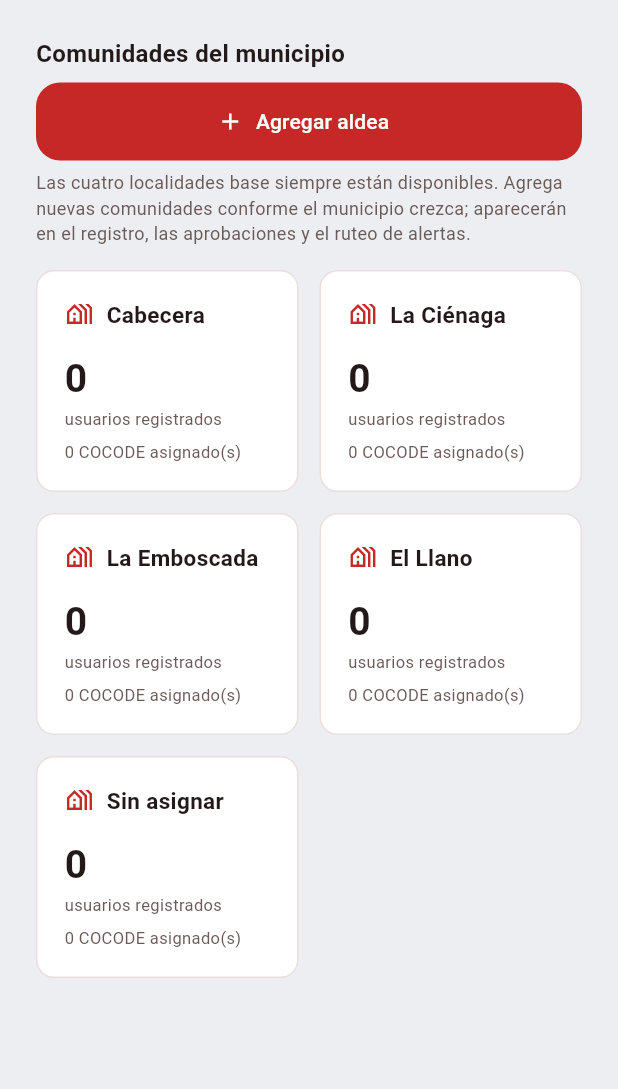
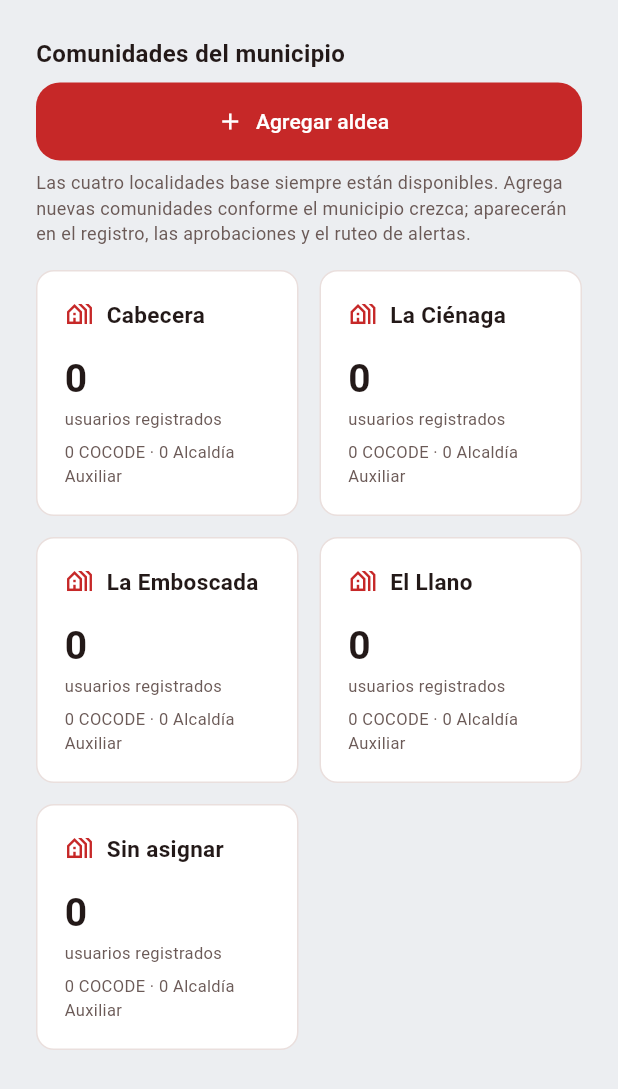
Before and after one commit to Beatrizvj/sire, a Flutter app: the _ComunidadesBody widget shown alone on an empty page, opened directly, on a phone screen of 412 x 824 dp. Shown: the top 1089 px of the screen. Run offline on Flutter 3.47's test engine with Material 3 defaults, Android fonts, the phone set to English and light mode, and no system bars; our stand-ins replace audioplayers, cloud_firestore, dio, equatable, firebase_auth, firebase_core and 16 more; missing offline and left inert: dart:html, dart:js_interop, excel, file_saver; accounts and stored records are empty.

Commit message:
ui: tarjetas de Comunidades cuentan COCODE y Alcaldia Auxiliar; boton Agregar aldea a la derecha en PC

```diff
--- a/lib/features/dashboard/presentation/pages/web_panel.dart
+++ b/lib/features/dashboard/presentation/pages/web_panel.dart
@@ -1715,7 +1715,8 @@ class _ComunidadesBody extends ConsumerWidget {
         crossAxisAlignment: CrossAxisAlignment.start,
         children: [
           // Wrap: en teléfono el botón baja a otra línea en vez de cortarse.
-          Wrap(
+          // Ancho completo para que en PC quede a la derecha.
+          SizedBox(width: double.infinity, child: Wrap(
             alignment: WrapAlignment.spaceBetween,
             crossAxisAlignment: WrapCrossAlignment.center,
             spacing: 12,
@@ -1730,7 +1731,7 @@ class _ComunidadesBody extends ConsumerWidget {
                 label: const Text('Agregar aldea'),
               ),
             ],
-          ),
+          )),
           const SizedBox(height: 6),
           const Text(
             'Las cuatro localidades base siempre están disponibles. Agrega nuevas '
@@ -1759,6 +1760,10 @@ class _ComunidadesBody extends ConsumerWidget {
                           .where(
                               (u) => u.aldea == c && u.rol == UserRole.cocode)
                           .length,
+                      auxiliatura: users
+                          .where((u) =>
+                              u.aldea == c && u.rol == UserRole.auxiliatura)
+                          .length,
                       // Las 4 aldeas base no se pueden eliminar; las agregadas sí.
                       onEliminar: aldeasBase.contains(c)
                           ? null
@@ -1770,6 +1775,7 @@ class _ComunidadesBody extends ConsumerWidget {
                     ancho: cardW,
                     usuarios: users.where((u) => u.aldea.isEmpty).length,
                     cocode: 0,
+                    auxiliatura: 0,
                   ),
                 ],
               );
@@ -1863,6 +1869,7 @@ class _ComunidadCard extends StatelessWidget {
     required this.nombre,
     required this.usuarios,
     required this.cocode,
+    required this.auxiliatura,
     this.ancho = 240,
     this.onEliminar,
   });
@@ -1870,6 +1877,7 @@ class _ComunidadCard extends StatelessWidget {
   final String nombre;
   final int usuarios;
   final int cocode;
+  final int auxiliatura;
   final double ancho;
 
   /// Acción de eliminar; `null` en las aldeas base y en "Sin asignar" (sin botón).
@@ -1917,7 +1925,7 @@ class _ComunidadCard extends StatelessWidget {
           const Text('usuarios registrados',
               style: TextStyle(fontSize: 11, color: Color(0xFF6B5A57))),
           const SizedBox(height: 6),
-          Text('$cocode COCODE asignado(s)',
+          Text('$cocode COCODE · $auxiliatura Alcaldía Auxiliar',
               style: const TextStyle(fontSize: 11, color: Color(0xFF6B5A57))),
         ],
       ),
```
